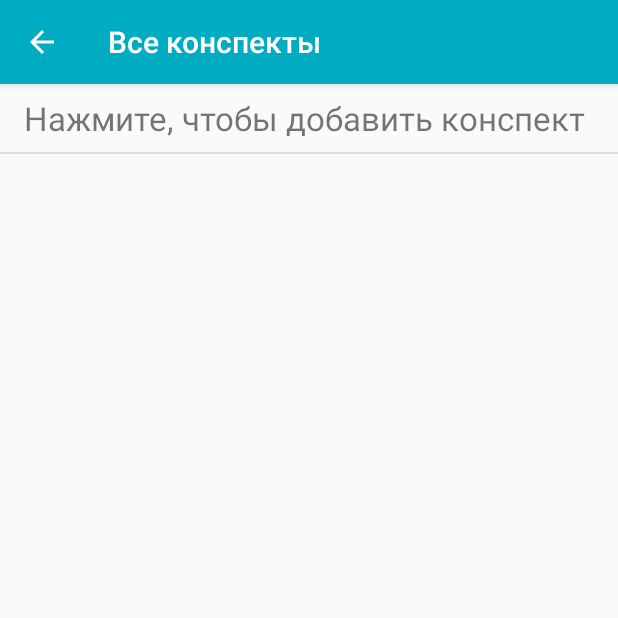
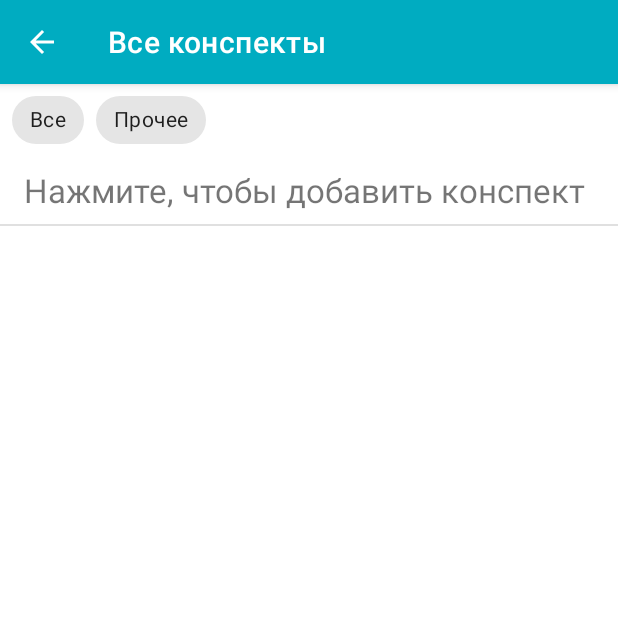
Before and after one commit to StasJDM/ConspectManager, an Android app: the AllNotesActivity screen opened directly, with no data from a screen before it, on a phone screen of 412 x 824 dp, the top half of it. Run offline under Robolectric (Android 15) with nearby library versions, the phone set to English and light mode, and no system bars; our stand-ins replace Picasso.

Commit message:
Added subjects category

```diff
--- a/app/build.gradle
+++ b/app/build.gradle
@@ -39,4 +39,5 @@ dependencies {
     implementation 'com.davemorrissey.labs:subsampling-scale-image-view:3.10.0'
     implementation 'com.android.support:recyclerview-v7:28.0.0'
     implementation 'androidx.cardview:cardview:1.0.0'
+    implementation 'com.google.android.material:material:1.1.0'
 }
--- a/app/src/main/java/com/spappstudio/conspectmanager/AllNotesActivity.java
+++ b/app/src/main/java/com/spappstudio/conspectmanager/AllNotesActivity.java
@@ -4,9 +4,15 @@ import androidx.appcompat.app.ActionBar;
 import androidx.appcompat.app.AppCompatActivity;
 
 import android.os.Bundle;
+import android.util.Log;
 import android.view.MenuItem;
+import android.view.View;
+import android.widget.CompoundButton;
 import android.widget.ListView;
+import android.widget.Toast;
 
+import com.google.android.material.chip.Chip;
+import com.google.android.material.chip.ChipGroup;
 import com.spappstudio.conspectmanager.objects.Conspect;
 
 import java.util.ArrayList;
@@ -15,8 +21,11 @@ public class AllNotesActivity extends AppCompatActivity {
 
     ListView listView;
     ArrayList<Conspect> conspects;
+    ArrayList<String> subjects;
     CustomAdapter adapter;
+    ChipGroup chipGroup;
 
+    DBHelper dbHelper;
 
     @Override
     protected void onCreate(Bundle savedInstanceState) {
@@ -28,13 +37,43 @@ public class AllNotesActivity extends AppCompatActivity {
         actionBar.setHomeButtonEnabled(true);
         actionBar.setDisplayHomeAsUpEnabled(true);
 
-        DBHelper dbHelper = new DBHelper(this);
+        dbHelper = new DBHelper(this);
         conspects = dbHelper.getAllConspects();
 
         adapter = new CustomAdapter(this, conspects);
         listView = (ListView)findViewById(R.id.listViewAllNotes);
         listView.setAdapter(adapter);
 
+        subjects = dbHelper.getSubjects();
+        subjects.add(0, "Все");
+        subjects.add("Прочее");
+        chipGroup = findViewById(R.id.chip_group);
+        for (int i = 0; i < subjects.size(); i++) {
+            Log.d("LOG", subjects.get(i));
+            Chip chip = (Chip)this.getLayoutInflater().inflate(R.layout.layout_chip_choice, null, false);
+            Log.d("LOG", String.valueOf(chip.getId()));
+            chip.setText(subjects.get(i));
+            chipGroup.addView(chip, i);
+        }
+        Log.d("LOG", String.valueOf(chipGroup.getChildCount()));
+        chipGroup.setOnCheckedChangeListener(new ChipGroup.OnCheckedChangeListener() {
+            @Override
+            public void onCheckedChanged(ChipGroup group, int checkedId) {
+                Chip chip_checked = group.findViewById(checkedId);
+                if (chip_checked != null) {
+                    if (chip_checked.getText().equals("Все")) {
+                        conspects = dbHelper.getAllConspects();
+                    } else if (chip_checked.getText().equals("Прочее")) {
+                        conspects = dbHelper.getConspectsBySubject("");
+                    } else {
+                        conspects = dbHelper.getConspectsBySubject(chip_checked.getText().toString());
+                    }
+                    adapter.updateDataset(conspects);
+                    adapter.notifyDataSetChanged();
+                    listView.refreshDrawableState();
+                }
+            }
+        });
     }
 
     @Override
--- a/app/src/main/java/com/spappstudio/conspectmanager/CustomAdapter.java
+++ b/app/src/main/java/com/spappstudio/conspectmanager/CustomAdapter.java
@@ -123,4 +123,8 @@ public class CustomAdapter extends BaseAdapter {
 
         return rowView;
     }
+
+    public void updateDataset(ArrayList<Conspect> data) {
+        this.conspects = data;
+    }
 }
--- a/app/src/main/java/com/spappstudio/conspectmanager/DBHelper.java
+++ b/app/src/main/java/com/spappstudio/conspectmanager/DBHelper.java
@@ -129,6 +129,27 @@ public class DBHelper extends SQLiteOpenHelper {
         return conspects;
     }
 
+    public ArrayList<Conspect> getConspectsBySubject(String subject) {
+        SQLiteDatabase db = this.getReadableDatabase();
+        ArrayList<Conspect> conspects = new ArrayList<Conspect>();
+        Cursor cursor = db.rawQuery("SELECT * FROM " + CONSPECT_TABLE_NAME + " WHERE " + CONSPECT_TABLE_COLUMN_SUBJECT + " = '" + subject + "';", null);
+        cursor.moveToFirst();
+        while (!cursor.isAfterLast()) {
+            conspects.add(new Conspect(
+                    cursor.getInt(cursor.getColumnIndex(CONSPECT_TABLE_COLUMN_ID)),
+                    cursor.getInt(cursor.getColumnIndex(CONSPECT_TABLE_COLUMN_N_PHOTOS)),
+                    cursor.getString(cursor.getColumnIndex(CONSPECT_TABLE_COLUMN_NAME)),
+                    cursor.getString(cursor.getColumnIndex(CONSPECT_TABLE_COLUMN_SUBJECT)),
+                    cursor.getString(cursor.getColumnIndex(CONSPECT_TABLE_COLUMN_DATE)),
+                    cursor.getString(cursor.getColumnIndex(CONSPECT_TABLE_COLUMN_ABOUT)),
+                    cursor.getString(cursor.getColumnIndex(CONSPECT_TABLE_COLUMN_FIRST_IMAGE_PATH))
+            ));
+            cursor.moveToNext();
+        }
+        cursor.close();
+        return conspects;
+    }
+
     public ArrayList<Photo> getPhotos(int conspect_id) {
         SQLiteDatabase db = this.getReadableDatabase();
         ArrayList<Photo> photos = new ArrayList<Photo>();
@@ -176,6 +197,21 @@ public class DBHelper extends SQLiteOpenHelper {
         return id;
     }
 
+    public ArrayList<String> getSubjects() {
+        SQLiteDatabase db = this.getReadableDatabase();
+        ArrayList<String> subjects = new ArrayList<String>();
+        Cursor cursor = db.rawQuery("SELECT DISTINCT("+ CONSPECT_TABLE_COLUMN_SUBJECT +") FROM " + CONSPECT_TABLE_NAME + ";", null);
+        cursor.moveToFirst();
+        while (!cursor.isAfterLast()) {
+            if (!cursor.getString(cursor.getColumnIndex(CONSPECT_TABLE_COLUMN_SUBJECT)).isEmpty()) {
+                subjects.add(cursor.getString(cursor.getColumnIndex(CONSPECT_TABLE_COLUMN_SUBJECT)));
+            }
+            cursor.moveToNext();
+        }
+        cursor.close();
+        return subjects;
+    }
+
     public void deleteAll() {
         SQLiteDatabase db = this.getWritableDatabase();
         db.execSQL("DELETE FROM " + CONSPECT_TABLE_NAME);
--- a/app/src/main/java/com/spappstudio/conspectmanager/adapters/RecyclerAdapeter.java
+++ b/app/src/main/java/com/spappstudio/conspectmanager/adapters/RecyclerAdapeter.java
@@ -5,13 +5,10 @@ import android.view.LayoutInflater;
 import android.view.View;
 import android.view.ViewGroup;
 import android.widget.ImageView;
-import android.widget.Toast;
 
-import androidx.recyclerview.widget.ItemTouchHelper;
 import androidx.recyclerview.widget.RecyclerView;
 
 import com.spappstudio.conspectmanager.ActivityViewImages;
-import com.spappstudio.conspectmanager.OneNoteActivity;
 import com.spappstudio.conspectmanager.R;
 import com.spappstudio.conspectmanager.picassotransform.RoundedTransformation;
 import com.squareup.picasso.Picasso;
--- a/app/src/main/res/drawable/background_2.xml
+++ b/app/src/main/res/drawable/background_2.xml
@@ -6,7 +6,7 @@
             <solid android:color="@android:color/white"/>
             <corners android:radius="24dp"/>
             <stroke
-            android:width="0.7dip"
+            android:width="0.6dip"
             android:color="@color/colorAccent" />
         </shape>
     </item>
--- a/app/src/main/res/layout/activity_all_notes.xml
+++ b/app/src/main/res/layout/activity_all_notes.xml
@@ -7,6 +7,23 @@
     tools:context=".AllNotesActivity"
     android:orientation="vertical">
 
+    <HorizontalScrollView
+        android:layout_width="match_parent"
+        android:layout_height="wrap_content"
+        android:scrollbars="none">
+
+        <com.google.android.material.chip.ChipGroup
+            android:layout_marginHorizontal="8dp"
+            android:id="@+id/chip_group"
+            app:singleLine="true"
+            app:singleSelection="true"
+            android:layout_width="match_parent"
+            android:layout_height="wrap_content">
+
+        </com.google.android.material.chip.ChipGroup>
+
+    </HorizontalScrollView>
+
     <ListView
         android:id="@+id/listViewAllNotes"
         android:layout_width="match_parent"
--- /dev/null
+++ b/app/src/main/res/layout/layout_chip_choice.xml
@@ -0,0 +1,6 @@
+<?xml version="1.0" encoding="utf-8"?>
+<com.google.android.material.chip.Chip
+    android:layout_width="wrap_content"
+    android:layout_height="wrap_content"
+    style="@style/Widget.MaterialComponents.Chip.Choice"
+    xmlns:android="http://schemas.android.com/apk/res/android" />
--- a/app/src/main/res/values/colors.xml
+++ b/app/src/main/res/values/colors.xml
@@ -6,6 +6,7 @@
     <color name="colorLine">@android:color/darker_gray</color>
     <color name="colorBackground">#EEEEEE</color>
     <color name="colorBackgroundGray">#E7EDED</color>
+    <color name="colorBackgroundSelectedSubject">#E0F7FA</color>
 
     <color name="black_overlay">#66000000</color>
 </resources>
--- a/app/src/main/res/values/styles.xml
+++ b/app/src/main/res/values/styles.xml
@@ -1,7 +1,7 @@
 <resources>
 
     <!-- Base application theme. -->
-    <style name="AppTheme" parent="Theme.AppCompat.Light.DarkActionBar">
+    <style name="AppTheme" parent="Theme.MaterialComponents.Light.DarkActionBar">
         <!-- Customize your theme here. -->
         <item name="colorPrimary">@color/colorPrimary</item>
         <item name="colorPrimaryDark">@color/colorPrimaryDark</item>
```
